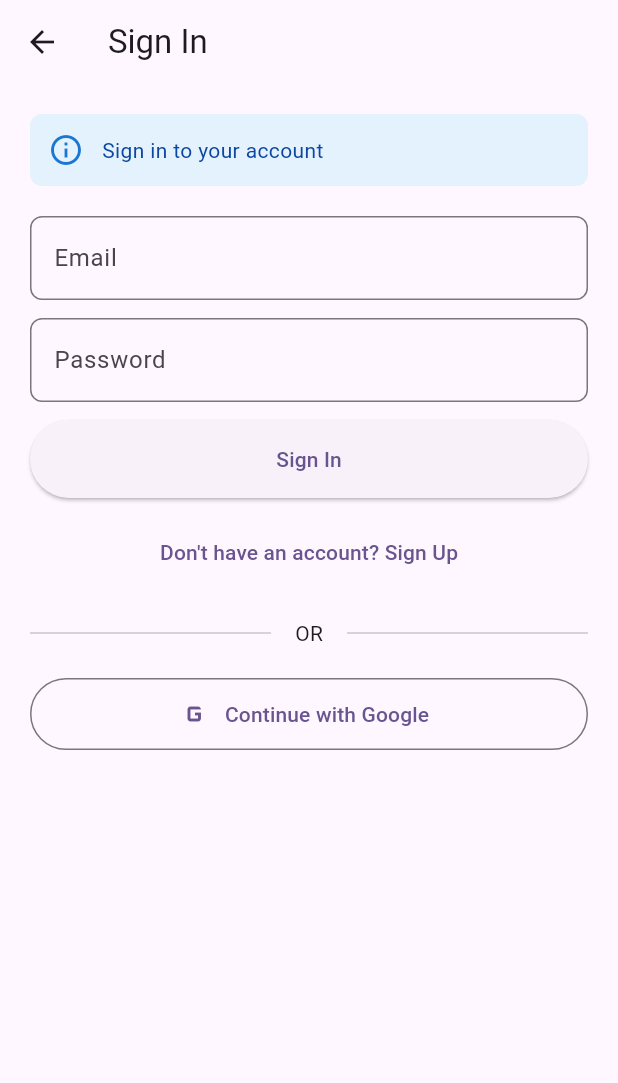
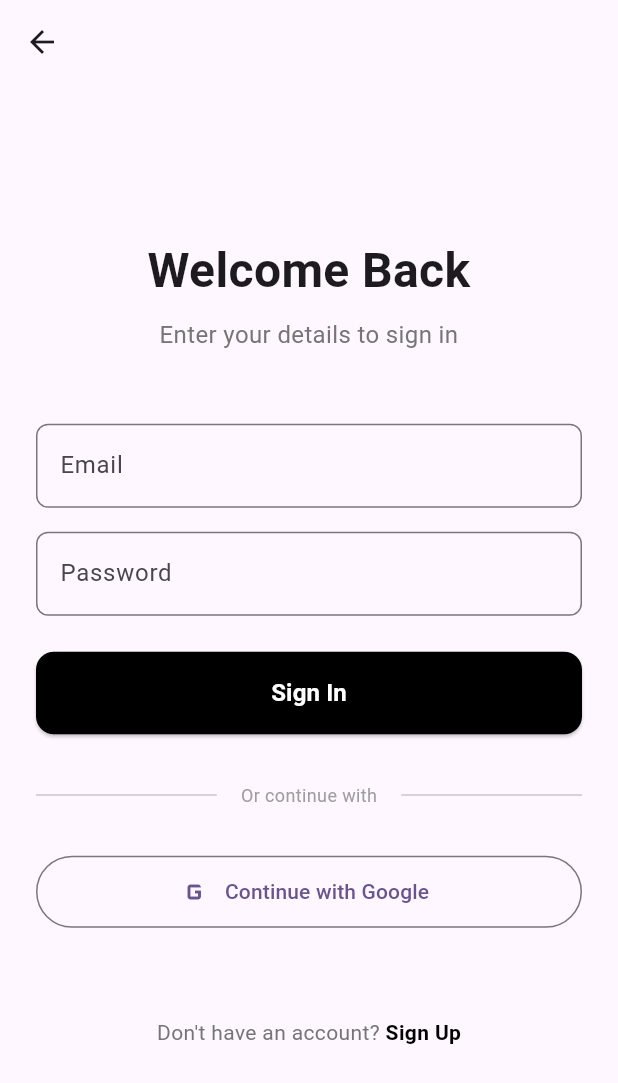
Before and after one commit to mine0059/auth_sdk, a Flutter app: the AuthWidget screen opened directly, on a phone screen of 412 x 824 dp. Shown: the top 1083 px of the screen. Run offline on Flutter 3.47's test engine with Material 3 defaults, Android fonts, the phone set to English and light mode, and no system bars; our stand-ins replace bloc, equatable, firebase_auth, firebase_core, flutter_bloc, google_sign_in; accounts and stored records are empty.

Commit message:
Update auth UI, README, Android config, and screenshot

```diff
--- a/lib/src/ui/auth_widget.dart
+++ b/lib/src/ui/auth_widget.dart
@@ -35,20 +35,27 @@ class _AuthWidgetState extends State<AuthWidget> {
   @override
   Widget build(BuildContext context) {
     final cubit = context.read<AuthCubit>();
+    final isDark = Theme.of(context).brightness == Brightness.dark;
+
     return LoadingOverlay(
       visible: cubit.state.status == AuthStatus.loading,
       child: Scaffold(
         appBar: AppBar(
-          title: Text(_isSignUp ? "Sign Up" : "Sign In"),
+          backgroundColor: Colors.transparent,
+          elevation: 0,
           leading: widget.onBack != null
               ? IconButton(
-                  icon: const Icon(Icons.arrow_back, color: Colors.black),
+                  icon: Icon(
+                    Icons.arrow_back_ios_new,
+                    color: isDark ? Colors.white : Colors.black87,
+                  ),
                   onPressed: widget.onBack,
                 )
               : null,
         ),
-        body: SingleChildScrollView(
-          padding: const EdgeInsets.all(20),
+        body: Center(
+          child: SingleChildScrollView(
+            padding: const EdgeInsets.symmetric(horizontal: 24),
             child: BlocConsumer<AuthCubit, AuthState>(
               listener: (context, state) {
                 if (state.status == AuthStatus.authenticated) {
@@ -63,21 +70,11 @@ class _AuthWidgetState extends State<AuthWidget> {
                     ),
                   );
                 }
-
                 if (state.status == AuthStatus.error) {
                   ScaffoldMessenger.of(context).showSnackBar(
                     SnackBar(
-                    content: Text(state.errorMessage ?? "Error occurred"),
-                    backgroundColor: Colors.red,
-                  ),
-                );
-              }
-
-              if (state.status == AuthStatus.tokenExpired) {
-                ScaffoldMessenger.of(context).showSnackBar(
-                  const SnackBar(
-                    content: Text("Session expired. Please login again."),
-                    backgroundColor: Colors.orange,
+                      content: Text(state.errorMessage ?? "An error occurred"),
+                      backgroundColor: Colors.redAccent,
                     ),
                   );
                 }
@@ -88,39 +85,36 @@ class _AuthWidgetState extends State<AuthWidget> {
                 return Column(
                   crossAxisAlignment: CrossAxisAlignment.stretch,
                   children: [
-                  // Sign In / Sign Up Toggle
+                    // --- Header (No Logo, Just Text) ---
+                    Text(
+                      _isSignUp ? 'Create Account' : 'Welcome Back',
+                      style: const TextStyle(
+                        fontSize: 32,
+                        fontWeight: FontWeight.bold,
+                      ),
+                      textAlign: TextAlign.center,
+                    ),
+                    const SizedBox(height: 8),
+                    Text(
+                      _isSignUp
+                          ? 'Enter your details to sign up'
+                          : 'Enter your details to sign in',
+                      style: TextStyle(
+                        fontSize: 16,
+                        color: Colors.grey[600],
+                      ),
+                      textAlign: TextAlign.center,
+                    ),
+                    const SizedBox(height: 48),
+
+                    // --- Email & Password Fields ---
                     if (widget.config.enableEmail) ...[
-                    // Info banner
-                    Container(
-                      padding: const EdgeInsets.all(12),
-                      decoration: BoxDecoration(
-                        color: Colors.blue[50],
-                        borderRadius: BorderRadius.circular(8),
-                      ),
-                      child: Row(
-                        children: [
-                          Icon(Icons.info_outline, color: Colors.blue[700]),
-                          const SizedBox(width: 12),
-                          Expanded(
-                            child: Text(
-                              _isSignUp
-                                  ? 'Create a new account'
-                                  : 'Sign in to your account',
-                              style: TextStyle(color: Colors.blue[900]),
-                            ),
-                          ),
-                        ],
-                      ),
-                    ),
-                    const SizedBox(height: 20),
+                      EmailTextfield(controller: _emailController),
+                      const SizedBox(height: 16),
+                      PasswordTextfield(controller: _passwordController),
+                      const SizedBox(height: 24),
 
-                    // Email/Password Fields
-                    EmailTextfield(controller: _emailController),
-                    const SizedBox(height: 12),
-                    PasswordTextfield(controller: _passwordController),
-                    const SizedBox(height: 12),
-
-                    // Submit Button
+                      // --- Main Action Button ---
                       ElevatedButton(
                         onPressed: isLoading
                             ? null
@@ -132,8 +126,7 @@ class _AuthWidgetState extends State<AuthWidget> {
                                   ScaffoldMessenger.of(context).showSnackBar(
                                     const SnackBar(
                                       content: Text(
-                                      'Please enter email and password',
-                                    ),
+                                          'Please enter email and password'),
                                     ),
                                   );
                                   return;
@@ -146,73 +139,110 @@ class _AuthWidgetState extends State<AuthWidget> {
                                 }
                               },
                         style: ElevatedButton.styleFrom(
-                        padding: const EdgeInsets.all(16),
+                          padding: const EdgeInsets.symmetric(vertical: 16),
+                          shape: RoundedRectangleBorder(
+                            borderRadius: BorderRadius.circular(12),
+                          ),
+                          backgroundColor: Colors.black, // Modern black button
+                          foregroundColor: Colors.white,
                         ),
                         child: Text(
                           isLoading
-                            ? 'Loading...'
-                            : _isSignUp
-                                ? 'Create Account'
-                                : 'Sign In',
+                              ? 'Processing...'
+                              : (_isSignUp ? 'Sign Up' : 'Sign In'),
+                          style: const TextStyle(
+                            fontSize: 16,
+                            fontWeight: FontWeight.w600,
                           ),
-                    ),
-
-                    const SizedBox(height: 12),
-
-                    // Toggle between Sign In and Sign Up
-                    TextButton(
-                      onPressed: isLoading
-                          ? null
-                          : () {
-                              setState(() {
-                                _isSignUp = !_isSignUp;
-                              });
-                            },
-                      child: Text(
-                        _isSignUp
-                            ? 'Already have an account? Sign In'
-                            : "Don't have an account? Sign Up",
                         ),
                       ),
                     ],
 
+                    // --- Divider ---
                     if (widget.config.enableEmail &&
                         (widget.config.enableGoogle ||
                             widget.config.enableApple)) ...[
-                    const SizedBox(height: 20),
+                      const SizedBox(height: 32),
                       const Row(
                         children: [
                           Expanded(child: Divider()),
                           Padding(
                             padding: EdgeInsets.symmetric(horizontal: 16),
-                          child: Text('OR'),
+                            child: Text(
+                              'Or continue with',
+                              style: TextStyle(
+                                color: Colors.grey,
+                                fontSize: 12,
+                              ),
+                            ),
                           ),
                           Expanded(child: Divider()),
                         ],
                       ),
-                    const SizedBox(height: 20),
+                      const SizedBox(height: 32),
                     ],
 
+                    // --- Social Buttons (Google & Apple Only) ---
+                    // Google
                     if (widget.config.enableGoogle)
-                    GoogleSignInButton(
+                      Padding(
+                        padding: const EdgeInsets.only(bottom: 12),
+                        child: GoogleSignInButton(
                           onPressed:
                               isLoading ? null : () => cubit.signInWithGoogle(),
                           isLoading: isLoading,
                         ),
-                  if (widget.config.enableGoogle && widget.config.enableApple)
-                    const SizedBox(height: 12),
+                      ),
+
+                    // Apple
                     if (widget.config.enableApple)
                       AppleSignInButton(
                         onPressed:
                             isLoading ? null : () => cubit.SignInWithApple(),
                         isLoading: isLoading,
                       ),
+
+                    const SizedBox(height: 48),
+
+                    // --- Toggle Sign In / Sign Up ---
+                    Row(
+                      mainAxisAlignment: MainAxisAlignment.center,
+                      children: [
+                        Text(
+                          _isSignUp
+                              ? "Already have an account? "
+                              : "Don't have an account? ",
+                          style: TextStyle(color: Colors.grey[600]),
+                        ),
+                        GestureDetector(
+                          onTap: isLoading
+                              ? null
+                              : () {
+                                  setState(() {
+                                    _isSignUp = !_isSignUp;
+                                    // Clear fields when switching
+                                    _emailController.clear();
+                                    _passwordController.clear();
+                                  });
+                                },
+                          child: Text(
+                            _isSignUp ? "Sign In" : "Sign Up",
+                            style: const TextStyle(
+                              fontWeight: FontWeight.bold,
+                              color: Colors.black, // Or your primary color
+                            ),
+                          ),
+                        ),
+                      ],
+                    ),
+                    const SizedBox(height: 24),
                   ],
                 );
               },
             ),
           ),
         ),
+      ),
     );
   }
 }
```
Also changed, not shown: 3 other files. Lines whose indentation alone changed are shown as unchanged.
